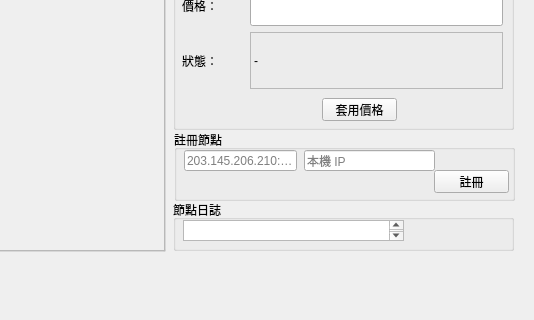
NIU-Senior-Project/QtGUI, file GPURentalApp/mainwindow.ui: the form before one commit; both pictures show x 363 to 897 and y 357 to 677 of the 897 by 762 pixel window.
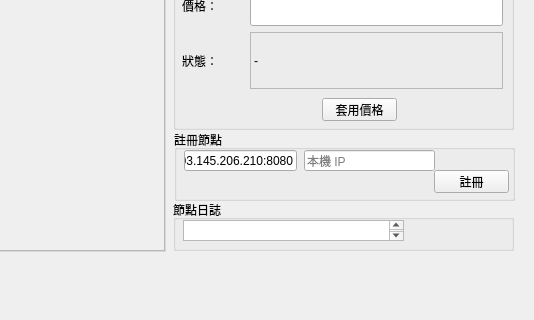
The form after the commit.

```diff
--- a/GPURentalApp/mainwindow.ui
+++ b/GPURentalApp/mainwindow.ui
@@ -591,6 +591,9 @@
                    <height>21</height>
                   </rect>
                  </property>
+                 <property name="text">
+                  <string>203.145.206.210:8080</string>
+                 </property>
                  <property name="placeholderText">
                   <string>203.145.206.210:8080</string>
                  </property>
```
